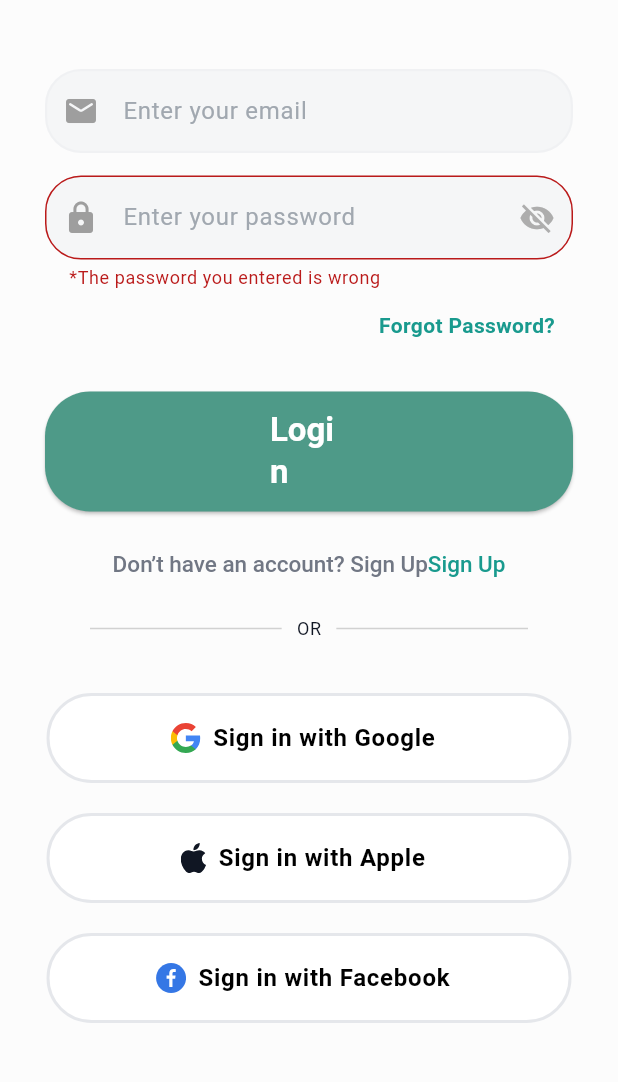
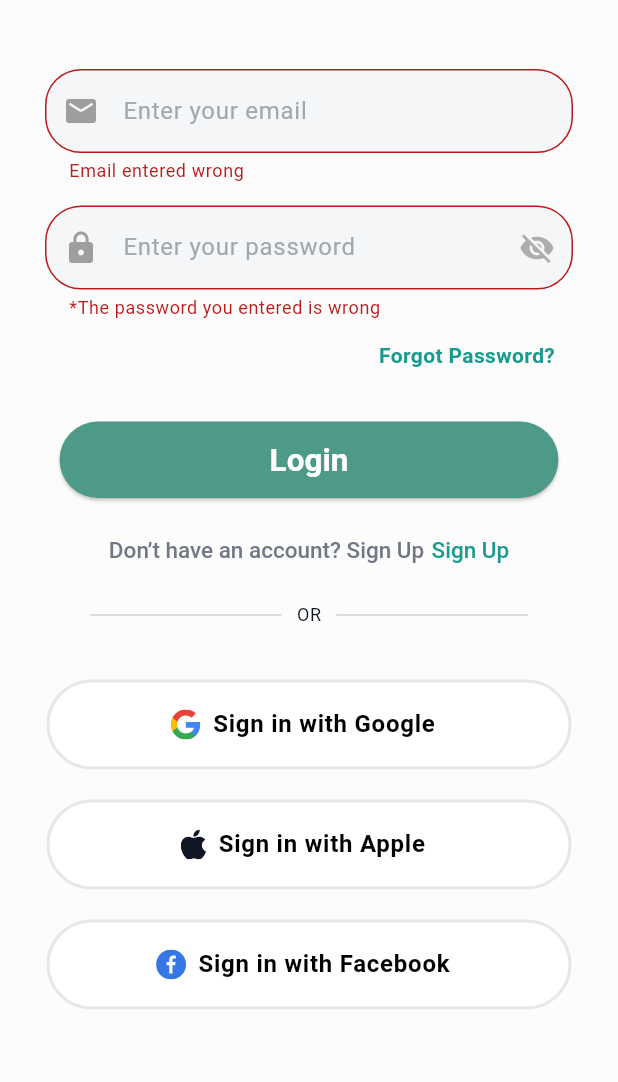
Before and after one commit to Yusufrahimboyev/Medics, a Flutter app: the LoginScreen screen opened by its route, after a tap on "Login", on a phone screen of 412 x 824 dp, the part 60-1142 px from its top. Run offline on Flutter 3.47's test engine with Material 3 defaults, Android fonts, the phone set to English and light mode, and no system bars; our stand-ins replace connectivity_plus, dio, equatable, flutter_bloc, flutter_svg, go_router and 2 more; accounts and stored records are empty.

Commit message:
"added logInBloc "

```diff
--- a/lib/src/common/constants/constants.dart
+++ b/lib/src/common/constants/constants.dart
@@ -4,11 +4,15 @@ class Constants {
   static const String baseUrl = "http://45.138.158.124:8080/api";
   static const String theme = "theme";
   static const String locale = "locale";
+  static const String token = "token";
+  static const String userEmail = "userEmail";
+
 }
 
 class Urls {
   const Urls._();
 
   static const String authSignUp = "/auth/sign-up";
+  static const String authLogIn = "/auth/sign-in";
   static const String authAccountConfirm = "/auth/account/confirm";
 }
--- a/lib/src/common/l10n/intl_en.arb
+++ b/lib/src/common/l10n/intl_en.arb
@@ -120,5 +120,6 @@
   "my_saved": "My Saved",
   "appointmnet": "Appointmnet",
   "faqs": "FAQs",
-  "logout": "Logout"
+  "logout": "Logout",
+  "email_entered_wrong": "Email entered wrong"
 }
--- a/lib/src/common/router/app_router.dart
+++ b/lib/src/common/router/app_router.dart
@@ -10,6 +10,7 @@ import 'package:medics/src/features/auth/screen/sign_up_screen.dart';
 import 'package:medics/src/features/auth/screen/sign_up_verify_screen.dart';
 import 'package:medics/src/features/splash/screens/onboarding_screen1.dart';
 import 'package:medics/src/features/splash/screens/onboarding_screen4.dart';
+import '../../features/auth/bloc/log_in/log_in_bloc.dart';
 import '../../features/auth/screen/verify_screen.dart';
 import '../../features/home/home_screen.dart';
 import '../../features/splash/screens/onboarding_screen2.dart';
@@ -53,7 +54,7 @@ GlobalKey<NavigatorState> navigationKey = GlobalKey<NavigatorState>();
 
 GoRouter router = GoRouter(
   navigatorKey: navigationKey,
-  initialLocation: AppRouter.signUp,
+  initialLocation: AppRouter.logIn,
   routes: [
     GoRoute(
       path: AppRouter.home,
@@ -165,7 +166,10 @@ GoRouter router = GoRouter(
       name: AppRouter.logIn,
       pageBuilder: (context, state) => CustomTransitionPage(
         key: state.pageKey,
-        child: const LoginScreen(), // Your screen
+        child: BlocProvider(
+          create: (BuildContext context) => LogInBloc(),
+          child: const LoginScreen(),
+        ),
         transitionsBuilder: (context, animation, secondaryAnimation, child) {
           const begin = Offset(0.5, 0.0);
           const end = Offset.zero;
@@ -189,7 +193,7 @@ GoRouter router = GoRouter(
         child: BlocProvider(
           create: (BuildContext context) => AuthBloc(),
           child: const SignUpScreen(),
-        ), // Your screen
+        ),
         transitionsBuilder: (context, animation, secondaryAnimation, child) {
           const begin = Offset(0.5, 0.0);
           const end = Offset.zero;
--- /dev/null
+++ b/lib/src/features/auth/bloc/log_in/log_in_event.dart
@@ -0,0 +1,17 @@
+part of 'log_in_bloc.dart';
+
+sealed class LogInEvent {
+  const LogInEvent();
+}
+
+final class LogIn$LogInEvent extends LogInEvent {
+  final String email;
+  final String password;
+  final BuildContext context;
+
+  LogIn$LogInEvent({
+    required this.email,
+    required this.context,
+    required this.password,
+  });
+}
--- /dev/null
+++ b/lib/src/features/auth/bloc/log_in/log_in_state.dart
@@ -0,0 +1,26 @@
+part of 'log_in_bloc.dart';
+
+class LogInState extends Equatable {
+  final Status status;
+  final bool isError;
+
+  const LogInState({
+    this.status = Status.intial,
+    this.isError = false,
+  });
+
+  @override
+  List<Object?> get props => [
+        status,
+        isError,
+      ];
+
+  LogInState copyWith({
+    Status? status,
+    bool? isError,
+  }) =>
+      LogInState(
+        status: status ?? this.status,
+        isError: isError ?? this.isError,
+      );
+}
--- a/lib/src/features/auth/screen/login_screen.dart
+++ b/lib/src/features/auth/screen/login_screen.dart
@@ -1,8 +1,9 @@
 import 'package:flutter/material.dart';
+import 'package:flutter_bloc/flutter_bloc.dart';
 import 'package:flutter_svg/flutter_svg.dart';
 import 'package:go_router/go_router.dart';
 import 'package:medics/src/common/utils/context_extension.dart';
-import '../../../common/router/app_router.dart';
+import 'package:medics/src/features/auth/bloc/log_in/log_in_bloc.dart';
 import '../../../common/style/app_icons.dart';
 
 class LoginScreen extends StatefulWidget {
@@ -15,6 +16,22 @@ class LoginScreen extends StatefulWidget {
 class _LoginScreenState extends State<LoginScreen> {
   final TextEditingController emailController = TextEditingController();
   final TextEditingController passwordController = TextEditingController();
+  final RegExp emailRegExp = RegExp("^[a-zA-Z]+[0-9]*[a-zA-Z]*@[a-z]+\.[a-zA-Z]+");
+  final RegExp passwordRegExp = RegExp(r"(\w){8,}");
+
+  final formKey = GlobalKey<FormState>();
+
+  String? emailValidator(String? value) => switch (value) {
+    String a when !a.contains(emailRegExp) =>
+    context.lang.email_entered_wrong,
+    _ => null,
+  };
+
+  String? passwordValidator(String? value) => switch (value) {
+    String a when !a.contains(passwordRegExp) =>
+    context.lang.wrong_password,
+    _ => null,
+  };
   bool isEmailFilled = false;
   bool isPasswordFilled = false;
   bool vision = false;
@@ -56,7 +73,8 @@ class _LoginScreenState extends State<LoginScreen> {
           ),
           centerTitle: true,
         ),
-        body: Padding(
+        body: BlocBuilder<LogInBloc,LogInState>(builder: (context, state){
+          return Padding(
             padding: const EdgeInsets.symmetric(horizontal: 30.0),
             child: Column(
               children: [
@@ -64,6 +82,7 @@ class _LoginScreenState extends State<LoginScreen> {
                   height: 30,
                 ),
                 TextFormField(
+                  validator: emailValidator,
                   controller: emailController,
                   decoration: InputDecoration(
                     filled: true,
@@ -98,12 +117,7 @@ class _LoginScreenState extends State<LoginScreen> {
                 const SizedBox(height: 15),
                 // Password TextField
                 TextFormField(
-                validator: (a){
-                  if(a == ''){
-                    return context.lang.wrong_password;
-                  }
-                  return null;
-                },
+                  validator: passwordValidator,
                   controller: passwordController,
                   obscureText: vision,
                   decoration: InputDecoration(
@@ -166,29 +180,27 @@ class _LoginScreenState extends State<LoginScreen> {
                 ElevatedButton(
                   onPressed: () {
                     if(_formKey.currentState?.validate() ?? false){
-                    showDialog(
+                      context.read<LogInBloc>().add(
+                        LogIn$LogInEvent(
+                          email: emailController.text.trim(),
+                          password: passwordController.text.trim(),
                           context: context,
-                      builder: (context) => SuccessWidget(
-                        title: context.lang.Welcome_Back,
-                        message: context.lang.Once_again,
-                        buttonText: context.lang.go_home,
-                        onPressed: () {
-                          context.go(AppRouter.home);
-                        },
                         ),
                       );
-                  }
-                },
+                    }                  },
                   style: ElevatedButton.styleFrom(
                     backgroundColor: const Color(0xFF4E9A88),
-                  padding: const EdgeInsets.symmetric(horizontal: 150, vertical: 12),
+                    padding: const EdgeInsets.symmetric(horizontal: 140, vertical: 12),
                     shape: RoundedRectangleBorder(
                       borderRadius: BorderRadius.circular(30),
                     ),
                   ),
-                child: Text(
+                  child: state.status.isLoading
+                      ? const CircularProgressIndicator()
+                      : Text(
                       context.lang.Login,
                       style: context.textTheme.titleLarge?.copyWith(
+                        fontSize: 21,
                           fontWeight: FontWeight.w600,
                           color: context.colors.onPrimary
                       )
@@ -203,6 +215,9 @@ class _LoginScreenState extends State<LoginScreen> {
                           fontSize: 15,
                           fontWeight: FontWeight.w500,
                           color: context.colors.secondaryFixed),
+                    ),
+                    const SizedBox(
+                      width: 5,
                     ),
                     GestureDetector(
                       child: Text(
@@ -309,6 +324,8 @@ class _LoginScreenState extends State<LoginScreen> {
 
               ],
             ),
+            );
+          },
         ),
       ),
     );
```
Also changed, not shown: lib/src/features/auth/bloc/log_in/log_in_bloc.dart (added, +58 -0 lines), lib/src/features/auth/bloc/sign_up/auth_event.dart (+0 -12 lines), lib/src/features/auth/data/auth_repository.dart (+20 -0 lines), lib/src/features/auth/screen/sign_up_screen.dart (+0 -12 lines), lib/src/common/l10n/generated/intl/messages_en.dart, lib/src/common/l10n/generated/l10n.dart. Lines whose indentation alone changed are shown as unchanged.
